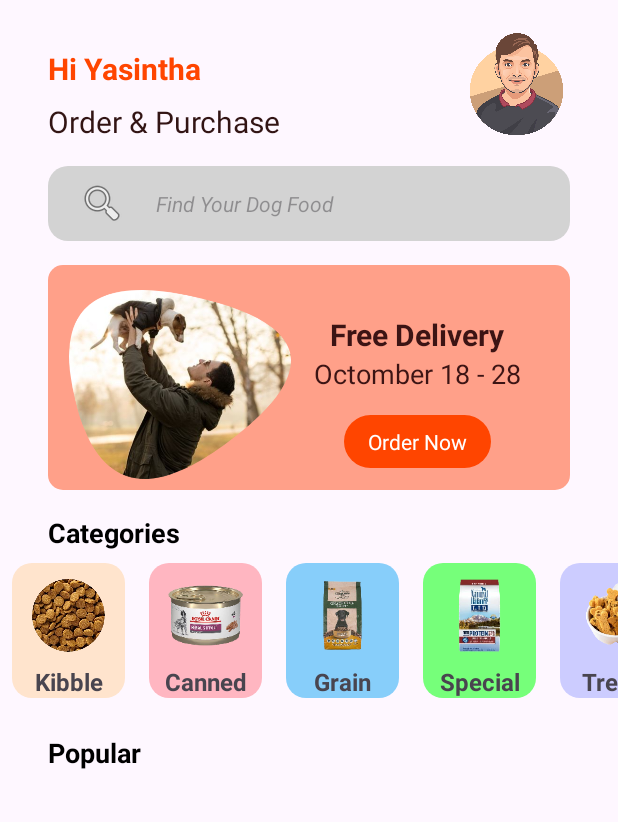
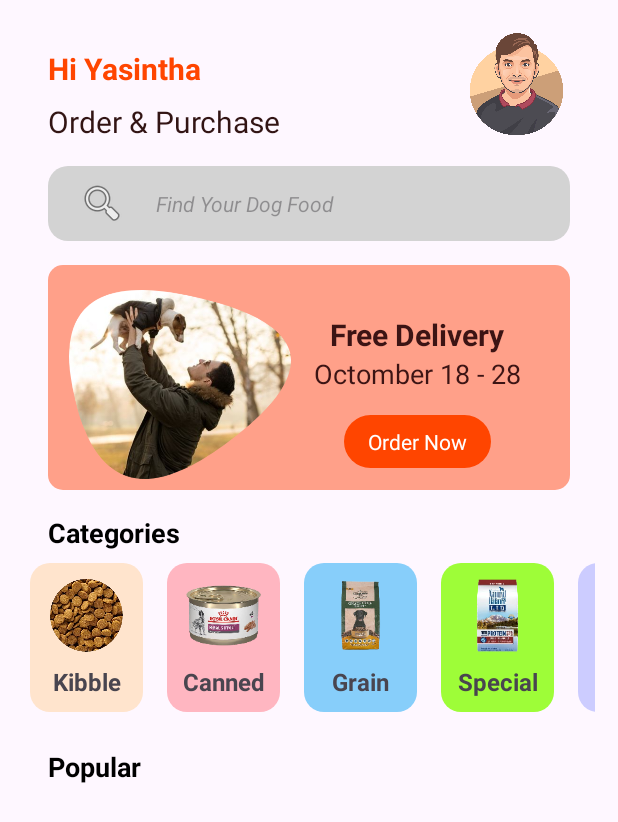
Before and after one commit to yasinthamadusanka/dog_nutrition, an Android app: the screen it shows after launch (MainActivity), on a phone screen of 412 x 824 dp. Shown: the top 822 px of the screen. Run offline under Robolectric (Android 15) with nearby library versions, the phone set to English and light mode, and no system bars.

Commit message:
Small changes in the Category

```diff
--- a/app/src/main/res/drawable/cat_background4.xml
+++ b/app/src/main/res/drawable/cat_background4.xml
@@ -2,7 +2,7 @@
 <selector xmlns:android="http://schemas.android.com/apk/res/android">
     <item>
         <shape android:shape="rectangle">
-            <solid android:color="#76ff7a "/>
+            <solid android:color="#9efd38 "/>
             <corners android:radius="13dp"/>
         </shape>
     </item>
--- a/app/src/main/res/layout/activity_main.xml
+++ b/app/src/main/res/layout/activity_main.xml
@@ -172,6 +172,9 @@
                     android:id="@+id/recyclerView"
                     android:layout_width="match_parent"
                     android:layout_height="match_parent"
+                    android:clipToPadding="true"
+                    android:paddingLeft="12dp"
+                    android:paddingRight="15dp"
                     app:layout_constraintEnd_toEndOf="parent"
                     app:layout_constraintStart_toStartOf="parent"
                     app:layout_constraintTop_toBottomOf="@+id/textView12" />
--- a/app/src/main/res/layout/viewholder_category.xml
+++ b/app/src/main/res/layout/viewholder_category.xml
@@ -25,11 +25,13 @@
     <TextView
         android:id="@+id/categoryName"
         android:layout_width="wrap_content"
-        android:layout_height="wrap_content"
+        android:layout_height="30dp"
         android:layout_marginTop="8dp"
+        android:layout_marginBottom="1dp"
         android:text="title"
         android:textSize="16sp"
         android:textStyle="bold"
+        app:layout_constraintBottom_toBottomOf="parent"
         app:layout_constraintEnd_toEndOf="@+id/categoryPic"
         app:layout_constraintStart_toStartOf="@+id/categoryPic"
         app:layout_constraintTop_toBottomOf="@+id/categoryPic" />
```
